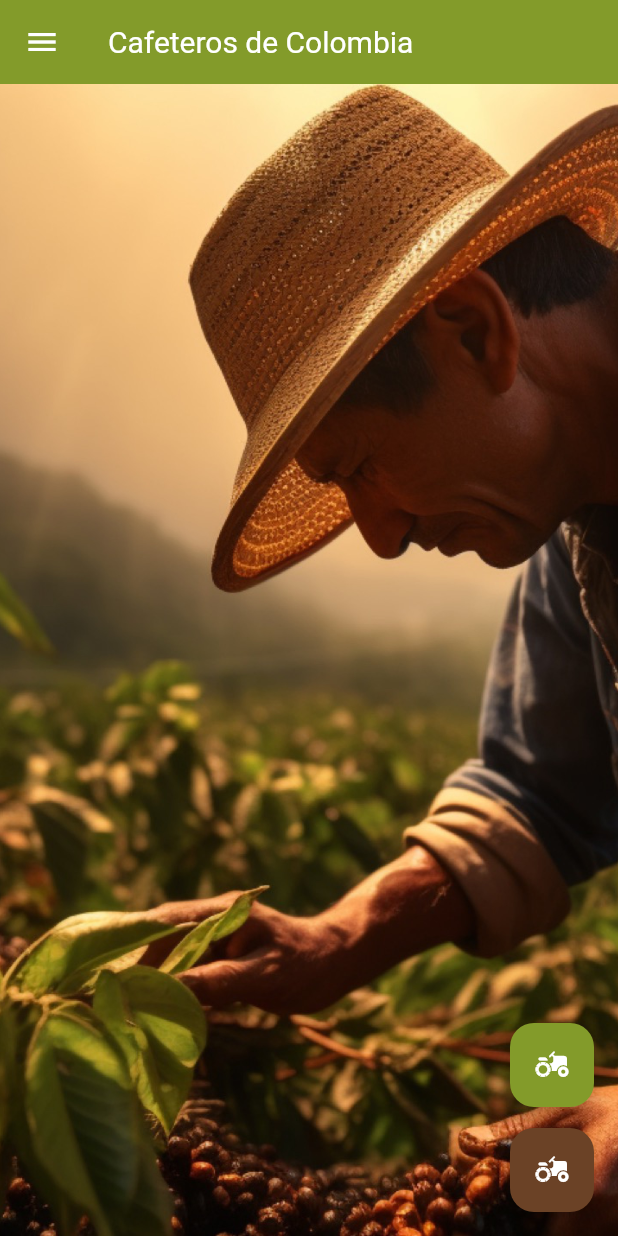
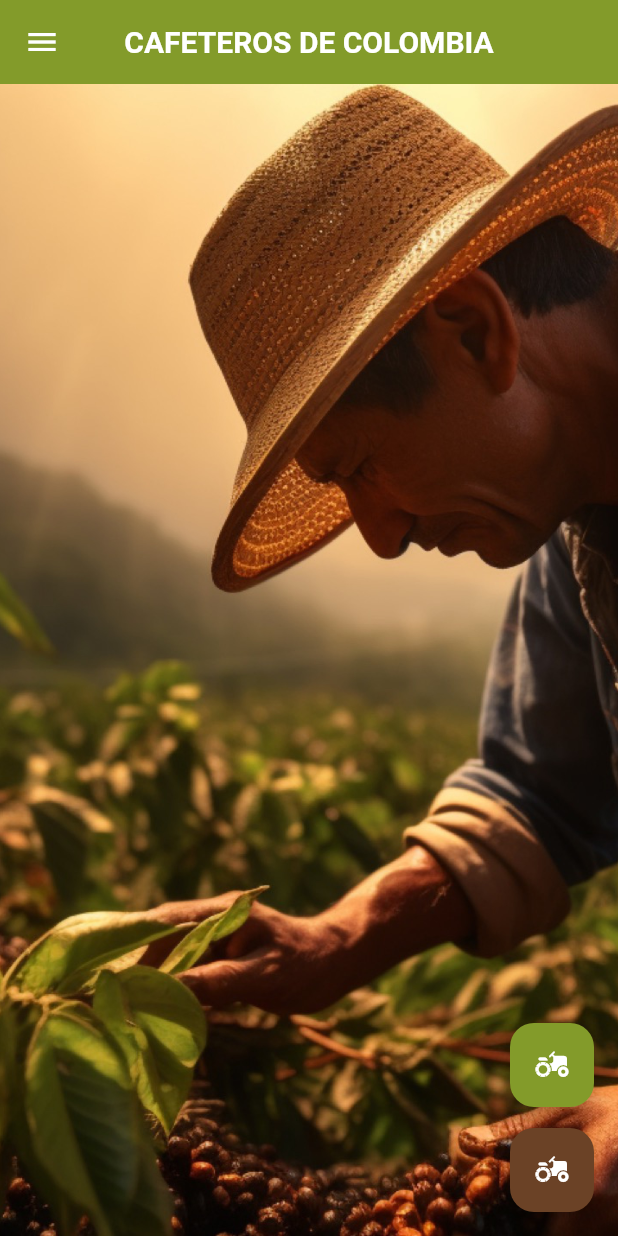
Before and after one commit to Kevin2001Acosta/Desarrollo-app-M-vil-para-cafeteros, a Flutter app: the screen it shows after launch, on a phone screen of 412 x 824 dp. Run offline on Flutter 3.47's test engine with Material 3 defaults, Android fonts, the light colour scheme and no system bars; our stand-ins replace dropdown_button2, sqflite; missing offline and left inert: group_list_view; accounts and stored records are empty.

Commit message:
Finished Harvest Page and design fixes

```diff
--- a/lib/Screens/gastos_page.dart
+++ b/lib/Screens/gastos_page.dart
@@ -427,7 +427,8 @@ class _GastosPageState extends State<GastosPage> {
   Widget build(BuildContext context) {
     return Scaffold(
       appBar: AppBar(
-        title: const Text('Gastos', style: TextStyle(color: Colors.white)),
+        title: const Text('GASTOS', style: TextStyle(color: Colors.white, fontWeight: FontWeight.bold),),
+        centerTitle: true,
         iconTheme: const IconThemeData(color: Colors.white),
       ),
       body: Center(
@@ -504,7 +505,7 @@ class _GastosPageState extends State<GastosPage> {
                 onPressed: () {
                   // Todo: enviar a la pagina con los filtros
                 },
-                icon: const Icon(Icons.app_registration_outlined),
+                icon: const Icon(Icons.content_paste_go_outlined),
                 label:
                     const Text('Ver gastos', style: TextStyle(fontSize: 18))),
           ],
--- a/lib/Screens/home_page.dart
+++ b/lib/Screens/home_page.dart
@@ -193,9 +193,11 @@ class MyHomePage extends StatelessWidget {
   Widget build(BuildContext context) {
     return Scaffold(
         appBar: AppBar(
-          title: const Text('Cafeteros de Colombia'),
+          title: const Text('CAFETEROS DE COLOMBIA',),
+          centerTitle: true,
           titleTextStyle: const TextStyle(
             fontSize: 20,
+            fontWeight: FontWeight.bold
           ),
           iconTheme: const IconThemeData(color: Colors.white),
           leading: Builder(builder: (BuildContext context) {
@@ -222,7 +224,7 @@ class MyHomePage extends StatelessWidget {
                         15), // Ajusta el radio según tus preferencias
                   ),
                   child: Text(
-                    '¡Bienvenido, Admin!👋',
+                    '¡Bienvenido, Admin!👋🏼',
                     style: TextStyle(
                       fontSize: 19.0,
                       color: Colors.black,
@@ -235,7 +237,7 @@ class MyHomePage extends StatelessWidget {
                   decoration: BoxDecoration(
                     shape: BoxShape.circle,
                     border: Border.all(
-                        color: Color.fromARGB(255, 31, 31, 31), width: 1.5),
+                        color: Color(0xFF6B4226), width: 2.0),
                   ),
                   child: CircleAvatar(
                     backgroundColor: Color(0xFFF5F9F3),
@@ -251,10 +253,10 @@ class MyHomePage extends StatelessWidget {
                 )),
               ),
               ListTile(
-                leading: Icon(Icons.person_2_sharp, size: 25),
-                title: Text('Crear Trabajador',
+                leading: Icon(Icons.perm_identity_outlined, size: 25),
+                title: Text('Trabajador',
                     style: TextStyle(
-                      fontSize: 18.0,
+                      fontSize: 17.0,
                     )),
                 onTap: () => {
                   Navigator.push(
@@ -268,9 +270,9 @@ class MyHomePage extends StatelessWidget {
                 thickness: 1,
               ),
               ListTile(
-                leading: Icon(Icons.app_registration_rounded, size: 25),
-                title: Text('Registrar Recogida',
-                    style: TextStyle(fontSize: 18.0)),
+                leading: Icon(Icons.shopping_basket_outlined, size: 25),
+                title: Text('Recogida',
+                    style: TextStyle(fontSize: 17.0)),
                 onTap: () => {
                   navegarSiCosechaIniciada(context,
                       'No hay una cosecha iniciada,\n Iniciela en el botón inferior derecho verde')
@@ -282,11 +284,11 @@ class MyHomePage extends StatelessWidget {
               ),
               ListTile(
                 leading: Icon(
-                  Icons.money_rounded,
+                  Icons.receipt_long_sharp,
                   size: 25,
                 ),
                 title:
-                    Text('Registrar Gastos', style: TextStyle(fontSize: 18.0)),
+                    Text('Gastos', style: TextStyle(fontSize: 17.0)),
                 onTap: () => {
                   Navigator.push(context, MaterialPageRoute(builder: (context) {
                     return const GastosPage();
@@ -298,10 +300,10 @@ class MyHomePage extends StatelessWidget {
                 thickness: 1,
               ),
               ListTile(
-                 leading: Icon(Icons.app_registration_rounded, size: 25),
-                title: Text('Registrar Jornal',
+                 leading: Icon(Icons.view_timeline_outlined, size: 25),
+                title: Text('Jornal',
                     style: TextStyle(
-                      fontSize: 18.0,
+                      fontSize: 17.0,
                     )),
                 onTap: () => {
                   Navigator.push(
@@ -315,8 +317,8 @@ class MyHomePage extends StatelessWidget {
                 thickness: 1,
               ),
               ListTile(
-                leading: Icon(Icons.list_alt, size: 25,),
-                title: Text('Vista Cosecha',style: TextStyle(fontSize: 18.0)),
+                leading: Icon(Icons.view_list_outlined, size: 25,),
+                title: Text('Vista Cosecha',style: TextStyle(fontSize: 17.0)),
                 onTap: () => {
                   Navigator.push(context, MaterialPageRoute(
                     builder: (context) {
--- a/lib/Screens/jornal_page.dart
+++ b/lib/Screens/jornal_page.dart
@@ -177,9 +177,10 @@ class _JornalPageState extends State<JornalPage> {
         return Scaffold(
           appBar: AppBar(
             title: const Text(
-              "Jornal",
-               style: TextStyle(color: Colors.white),
+              "JORNAL",
+               style: TextStyle(color: Colors.white, fontWeight: FontWeight.bold),
                ),
+               centerTitle: true,
                iconTheme: const IconThemeData(color: Colors.white),
              ),
               body: SingleChildScrollView(
--- a/lib/Screens/trabajadores_page.dart
+++ b/lib/Screens/trabajadores_page.dart
@@ -162,9 +162,10 @@ class _TrabajadoresPageState extends State<TrabajadoresPage> {
 
     return Scaffold(
       appBar: AppBar(
-        title: const Text("Trabajadores"),
+        title: const Text("TRABAJADORES"),
         titleTextStyle: const TextStyle(
           fontSize: 20,
+          fontWeight: FontWeight.bold
         ),
         centerTitle: true,
         iconTheme: const IconThemeData(color: Colors.white),
--- a/lib/Screens/trabajo_recogida_page.dart
+++ b/lib/Screens/trabajo_recogida_page.dart
@@ -174,9 +174,10 @@ class _RecogidaPageState extends State<RecogidaPage> {
       child: Scaffold(
         appBar: AppBar(
           title: const Text(
-            'Recogida de café',
-            style: TextStyle(color: Colors.white),
+            'RECOGIDA DE CAFÉ',
+            style: TextStyle(color: Colors.white, fontWeight: FontWeight.bold),
           ),
+          centerTitle: true,
           iconTheme: const IconThemeData(color: Colors.white),
         ),
         body: SingleChildScrollView(
```
Also changed, not shown: lib/Screens/vista_cosecha_page.dart (+157 -36 lines).
